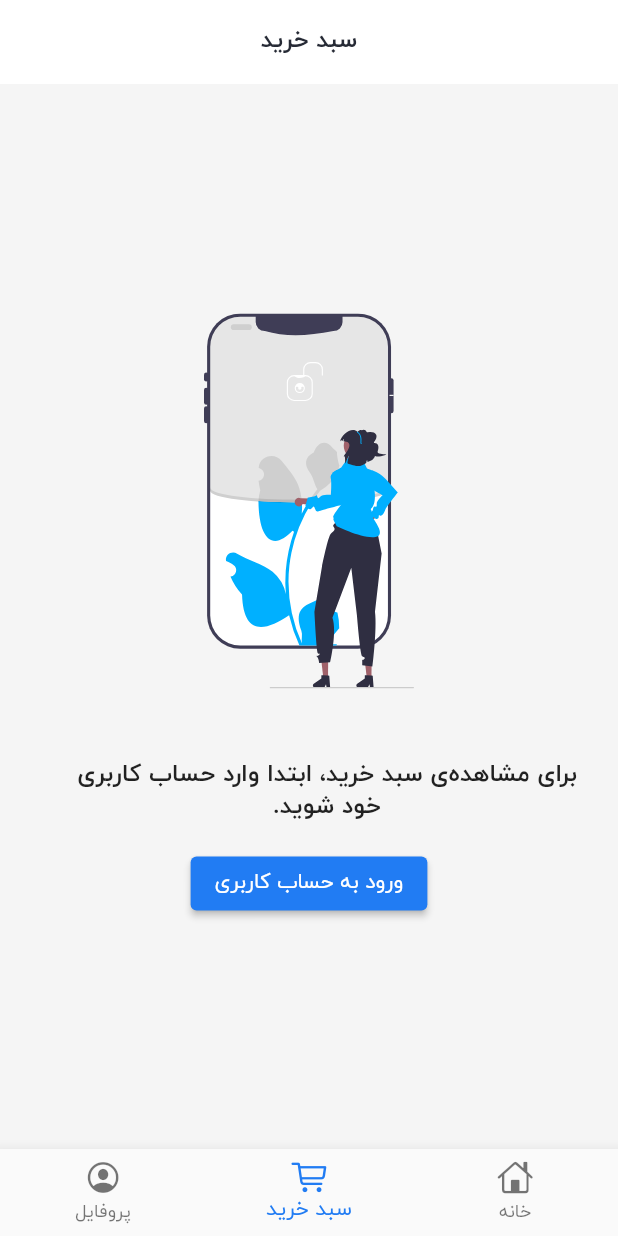
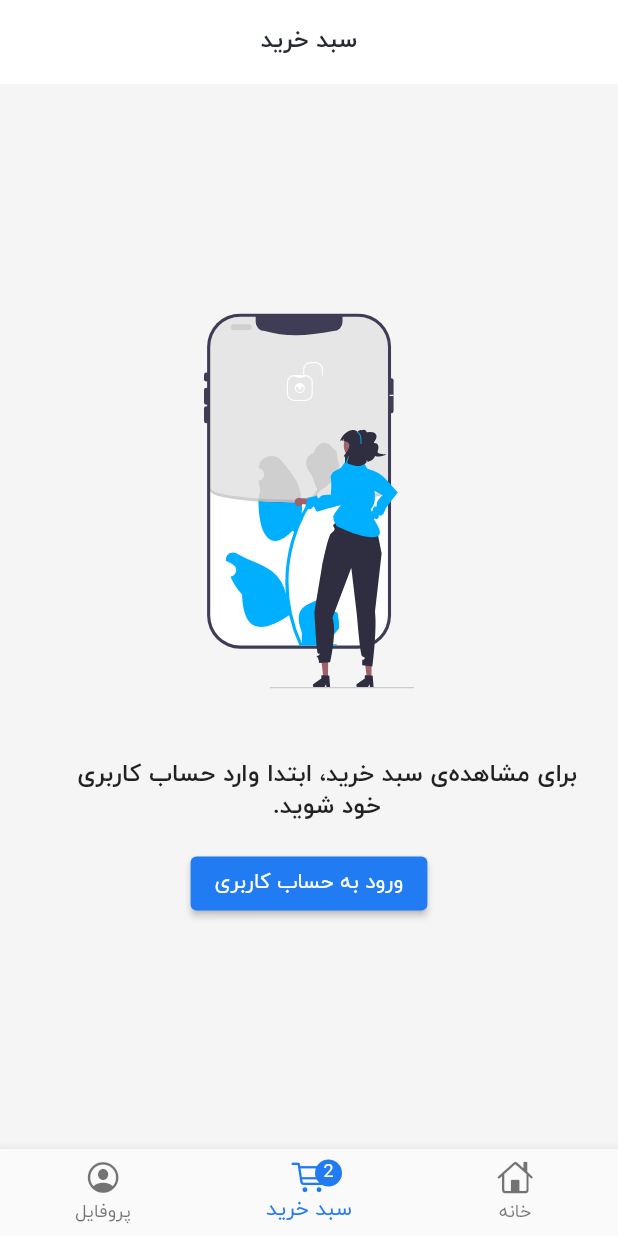
Before and after one commit to pirooz193/NikeEcommerce, a Flutter app: the screen it shows after launch, item 2 of the bottom bar chosen, on a phone screen of 412 x 824 dp. Run offline on Flutter 3.47's test engine with Material 2 defaults, Android fonts, the phone set to English and light mode, and no system bars; our stand-ins replace bloc, cached_network_image, dio, equatable, flutter_bloc, flutter_svg and 3 more; network calls fail.

Commit message:
Create new class named Badge to show num of cart details to the user. - update the root.dart file and add the Badge to cart icon .

```diff
--- a/lib/ui/root.dart
+++ b/lib/ui/root.dart
@@ -3,6 +3,7 @@ import 'package:flutter/material.dart';
 import 'package:nike_ecommerce_flutter/data/repo/authRepository.dart';
 import 'package:nike_ecommerce_flutter/ui/cart/cart.dart';
 import 'package:nike_ecommerce_flutter/ui/home/home.dart';
+import 'package:nike_ecommerce_flutter/ui/widgets/badge.dart';
 
 const int homeIndex = 0;
 const int catIndex = 1;
@@ -54,7 +55,7 @@ class _RootScreenState extends State<RootScreen> {
             index: selectedScreenIndex,
             children: [
               _navigator(_homeKey, const HomeScreen(), homeIndex),
-              _navigator(_cartKey, CartScreen(), catIndex),
+              _navigator(_cartKey, const CartScreen(), catIndex),
               _navigator(
                   _profileKey,
                   Center(
@@ -62,12 +63,12 @@ class _RootScreenState extends State<RootScreen> {
                       mainAxisAlignment: MainAxisAlignment.center,
                       crossAxisAlignment: CrossAxisAlignment.center,
                       children: [
-                        Text('profile'),
+                        const Text('profile'),
                         ElevatedButton(
                             onPressed: () {
                               authRepository.signOut();
                             },
-                            child: Text('خروج'))
+                            child: const Text('خروج'))
                       ],
                     ),
                   ),
@@ -75,12 +76,19 @@ class _RootScreenState extends State<RootScreen> {
             ],
           ),
           bottomNavigationBar: BottomNavigationBar(
-            items: const [
-              BottomNavigationBarItem(
+            items: [
+              const BottomNavigationBarItem(
                   icon: Icon(CupertinoIcons.home), label: 'خانه'),
               BottomNavigationBarItem(
-                  icon: Icon(CupertinoIcons.cart), label: 'سبد خرید'),
-              BottomNavigationBarItem(
+                  icon: Stack(
+                    clipBehavior: Clip.none,
+                    children: const [
+                      Icon(CupertinoIcons.cart),
+                      Positioned(right: -10, child: Badge(value: 2))
+                    ],
+                  ),
+                  label: 'سبد خرید'),
+              const BottomNavigationBarItem(
                   icon: Icon(CupertinoIcons.profile_circled), label: 'پروفایل'),
             ],
             currentIndex: selectedScreenIndex,
--- /dev/null
+++ b/lib/ui/widgets/badge.dart
@@ -0,0 +1,28 @@
+import 'package:flutter/material.dart';
+
+class Badge extends StatelessWidget {
+  final int value;
+
+  const Badge({super.key, required this.value});
+  @override
+  Widget build(BuildContext context) {
+    return Visibility(
+        visible: value > 0,
+        child: Container(
+          width: 18,
+          height: 18,
+          alignment: Alignment.center,
+          decoration: BoxDecoration(
+            color: Theme.of(context).colorScheme.primary,
+            shape: BoxShape.circle,
+          ),
+          child: Text(
+            value.toString(),
+            style: TextStyle(
+              fontSize: 12,
+              color: Theme.of(context).colorScheme.onPrimary,
+            ),
+          ),
+        ));
+  }
+}
```
